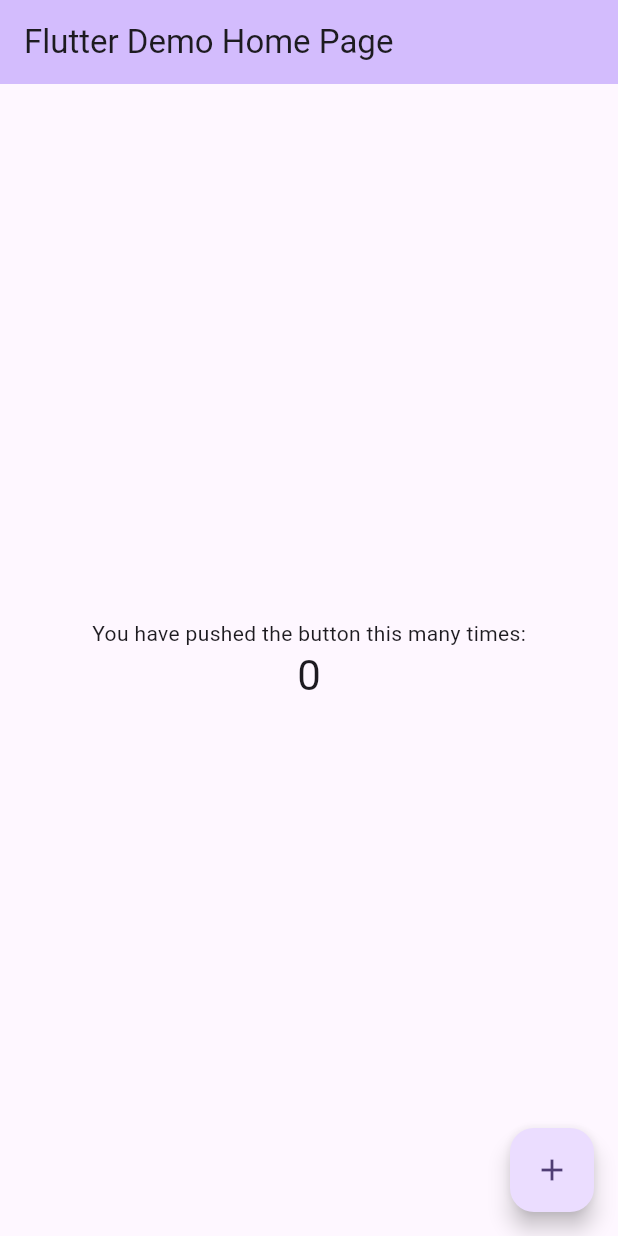
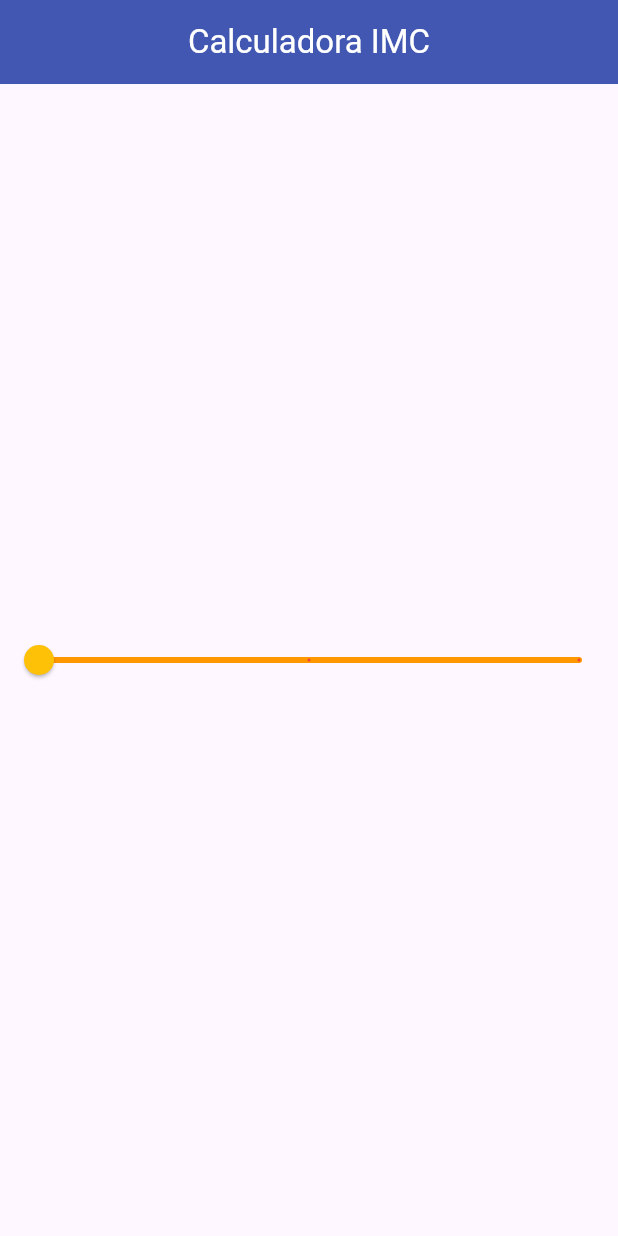
Before and after one commit to fr4nsgallegos/imcappg13, a Flutter app: the screen it shows after launch, on a phone screen of 412 x 824 dp. Run offline on Flutter 3.47's test engine with Material 3 defaults, Android fonts, the phone set to English and light mode, and no system bars.

```diff
--- a/lib/main.dart
+++ b/lib/main.dart
@@ -1,122 +1,6 @@
 import 'package:flutter/material.dart';
+import 'package:imcappg13/pages/imc_page.dart';
 
 void main() {
-  runApp(const MyApp());
+  runApp(MaterialApp(home: ImcPage(), debugShowCheckedModeBanner: false));
 }
-
-class MyApp extends StatelessWidget {
-  const MyApp({super.key});
-
-  // This widget is the root of your application.
-  @override
-  Widget build(BuildContext context) {
-    return MaterialApp(
-      title: 'Flutter Demo',
-      theme: ThemeData(
-        // This is the theme of your application.
-        //
-        // TRY THIS: Try running your application with "flutter run". You'll see
-        // the application has a purple toolbar. Then, without quitting the app,
-        // try changing the seedColor in the colorScheme below to Colors.green
-        // and then invoke "hot reload" (save your changes or press the "hot
-        // reload" button in a Flutter-supported IDE, or press "r" if you used
-        // the command line to start the app).
-        //
-        // Notice that the counter didn't reset back to zero; the application
-        // state is not lost during the reload. To reset the state, use hot
-        // restart instead.
-        //
-        // This works for code too, not just values: Most code changes can be
-        // tested with just a hot reload.
-        colorScheme: ColorScheme.fromSeed(seedColor: Colors.deepPurple),
-      ),
-      home: const MyHomePage(title: 'Flutter Demo Home Page'),
-    );
-  }
-}
-
-class MyHomePage extends StatefulWidget {
-  const MyHomePage({super.key, required this.title});
-
-  // This widget is the home page of your application. It is stateful, meaning
-  // that it has a State object (defined below) that contains fields that affect
-  // how it looks.
-
-  // This class is the configuration for the state. It holds the values (in this
-  // case the title) provided by the parent (in this case the App widget) and
-  // used by the build method of the State. Fields in a Widget subclass are
-  // always marked "final".
-
-  final String title;
-
-  @override
-  State<MyHomePage> createState() => _MyHomePageState();
-}
-
-class _MyHomePageState extends State<MyHomePage> {
-  int _counter = 0;
-
-  void _incrementCounter() {
-    setState(() {
-      // This call to setState tells the Flutter framework that something has
-      // changed in this State, which causes it to rerun the build method below
-      // so that the display can reflect the updated values. If we changed
-      // _counter without calling setState(), then the build method would not be
-      // called again, and so nothing would appear to happen.
-      _counter++;
-    });
-  }
-
-  @override
-  Widget build(BuildContext context) {
-    // This method is rerun every time setState is called, for instance as done
-    // by the _incrementCounter method above.
-    //
-    // The Flutter framework has been optimized to make rerunning build methods
-    // fast, so that you can just rebuild anything that needs updating rather
-    // than having to individually change instances of widgets.
-    return Scaffold(
-      appBar: AppBar(
-        // TRY THIS: Try changing the color here to a specific color (to
-        // Colors.amber, perhaps?) and trigger a hot reload to see the AppBar
-        // change color while the other colors stay the same.
-        backgroundColor: Theme.of(context).colorScheme.inversePrimary,
-        // Here we take the value from the MyHomePage object that was created by
-        // the App.build method, and use it to set our appbar title.
-        title: Text(widget.title),
-      ),
-      body: Center(
-        // Center is a layout widget. It takes a single child and positions it
-        // in the middle of the parent.
-        child: Column(
-          // Column is also a layout widget. It takes a list of children and
-          // arranges them vertically. By default, it sizes itself to fit its
-          // children horizontally, and tries to be as tall as its parent.
-          //
-          // Column has various properties to control how it sizes itself and
-          // how it positions its children. Here we use mainAxisAlignment to
-          // center the children vertically; the main axis here is the vertical
-          // axis because Columns are vertical (the cross axis would be
-          // horizontal).
-          //
-          // TRY THIS: Invoke "debug painting" (choose the "Toggle Debug Paint"
-          // action in the IDE, or press "p" in the console), to see the
-          // wireframe for each widget.
-          mainAxisAlignment: MainAxisAlignment.center,
-          children: <Widget>[
-            const Text('You have pushed the button this many times:'),
-            Text(
-              '$_counter',
-              style: Theme.of(context).textTheme.headlineMedium,
-            ),
-          ],
-        ),
-      ),
-      floatingActionButton: FloatingActionButton(
-        onPressed: _incrementCounter,
-        tooltip: 'Increment',
-        child: const Icon(Icons.add),
-      ), // This trailing comma makes auto-formatting nicer for build methods.
-    );
-  }
-}
--- /dev/null
+++ b/lib/pages/imc_page.dart
@@ -0,0 +1,61 @@
+import 'package:flutter/material.dart';
+
+class ImcPage extends StatefulWidget {
+  @override
+  State<ImcPage> createState() => _ImcPageState();
+}
+
+class _ImcPageState extends State<ImcPage> {
+  double sliderValue = 1;
+
+  @override
+  Widget build(BuildContext context) {
+    return Scaffold(
+      appBar: AppBar(
+        foregroundColor: Colors.white,
+        title: Text("Calculadora IMC"),
+        backgroundColor: Color(0xff4157B2),
+        centerTitle: true,
+      ),
+      body: Center(
+        child: Column(
+          mainAxisAlignment: MainAxisAlignment.center,
+          children: [
+            Slider(
+              min: 1,
+              max: 3,
+              divisions: 2,
+              label: sliderValue.toString(),
+              value: sliderValue,
+              activeColor: Colors.red,
+              inactiveColor: Colors.orange,
+              thumbColor: Colors.amber,
+              onChanged: (value) {
+                sliderValue = value;
+                print(value);
+                setState(() {});
+              },
+            ),
+          ],
+        ),
+      ),
+    );
+  }
+}
+
+    // Ejemplo de slider
+    // Slider(
+    //           min: 1,
+    //           max: 3,
+    //           divisions: 2,
+    //           label: sliderValue.toString(),
+    //           value: sliderValue,
+    //           activeColor: Colors.red,
+    //           inactiveColor: Colors.orange,
+    //           thumbColor: Colors.amber,
+    //           onChanged: (value) {
+    //             sliderValue = value;
+    //             print(value);
+    //             setState(() {});
+    //           },
+    //         ),
```
